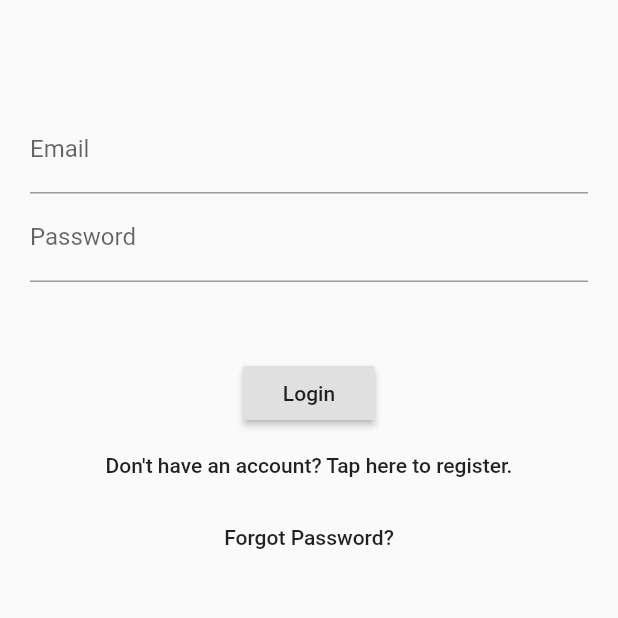
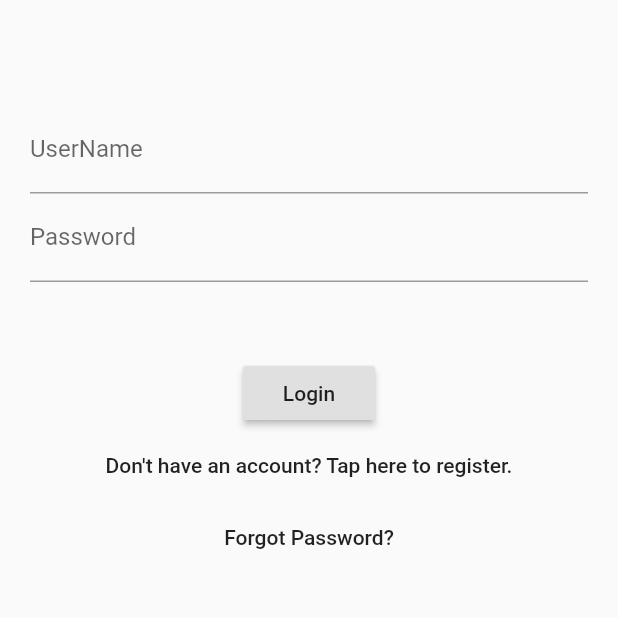
Before and after one commit to sami79031/FlutterPrototype, a Flutter app: the screen it shows after launch, on a phone screen of 412 x 824 dp, the top half of it. Run offline on Flutter 3.47's test engine with Material 2 defaults, Android fonts, the phone set to English and light mode, and no system bars; accounts and stored records are empty.

Commit message:
Extraacted userName Container in its own Widget with StreamBuilder

```diff
--- a/lib/authentication/login/login_screen.dart
+++ b/lib/authentication/login/login_screen.dart
@@ -44,16 +44,25 @@ class LoginState extends State<LoginView> {
     );
   }
 
+  Widget _userNameStream() {
+    return StreamBuilder<String>(
+        stream: _viewModel.getLoginFormObserver().userNameErrorText,
+        builder: (context, snapshot) {
+            return Container(
+                child: TextField(
+                  decoration: InputDecoration(labelText: 'UserName'),
+                  controller: _viewModel.userNameController,
+              ),
+            );
+        },
+    );
+  }
+
   Widget _buildTextFields() {
     return Container(
       child: Column(
         children: <Widget>[
-          Container(
-            child: TextField(
-              decoration: InputDecoration(labelText: 'Email'),
-              controller: _viewModel.userNameController,
-            ),
-          ),
+          _userNameStream(),
           Container(
             child: TextField(
               //controller: _passwordFilter,
```
Also changed, not shown: lib/authentication/login/observables/login_form_observers.dart (+6 -1 lines).
